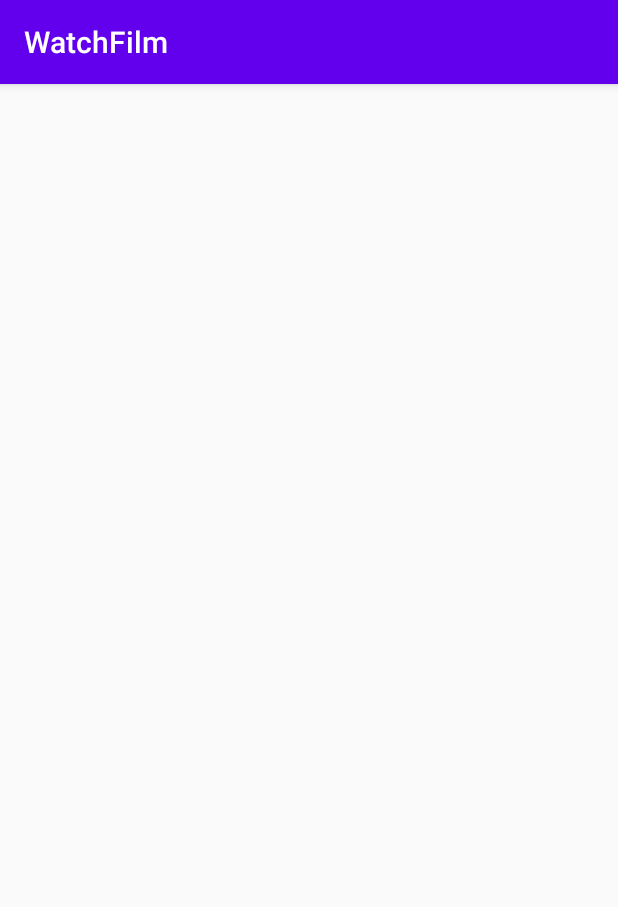
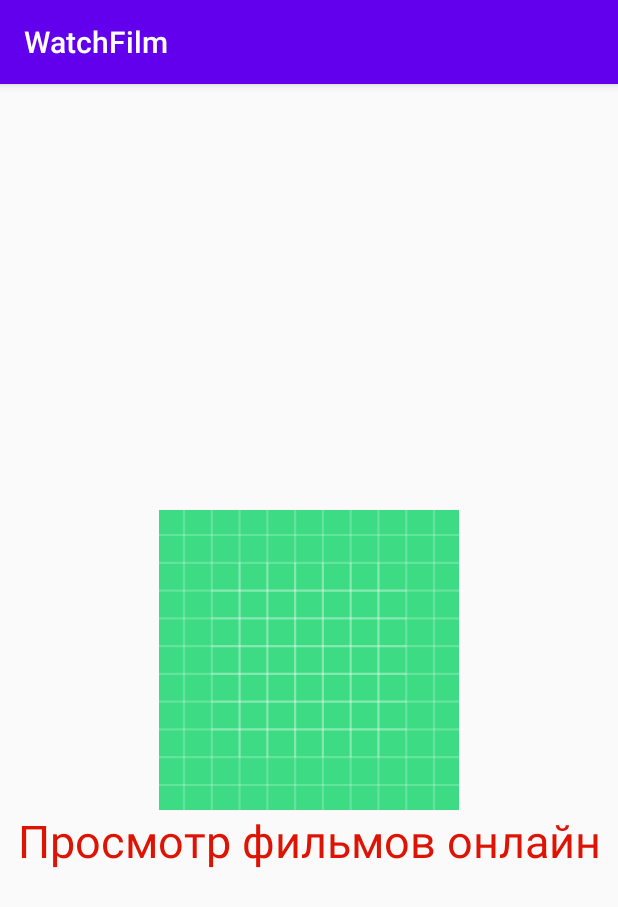
Before and after one commit to FestiveTyoma/TestAppSelect, an Android app: the SplashActivity screen opened directly, with no data from a screen before it, on a phone screen of 412 x 824 dp. Shown: the top 907 px of the screen. Run offline under Robolectric (Android 15) with nearby library versions, the phone set to English and light mode, and no system bars.

Commit message:
Fill SplashLayout

```diff
--- a/app/src/main/res/layout/activity_splash.xml
+++ b/app/src/main/res/layout/activity_splash.xml
@@ -6,5 +6,23 @@
         android:layout_width="match_parent"
         android:layout_height="match_parent"
         tools:context=".SplashActivity">
+    <ImageView android:layout_width="200dp"
+               android:layout_height="200dp"
+               android:background="@drawable/ic_launcher_background"
+               app:layout_constraintEnd_toEndOf="parent"
+               app:layout_constraintStart_toStartOf="parent"
+               app:layout_constraintTop_toTopOf="parent"
+               app:layout_constraintBottom_toBottomOf="parent" android:id="@+id/imageView"/>
+    <TextView android:layout_width="wrap_content" android:layout_height="wrap_content"
+              android:gravity="center_horizontal"
+              android:text="@string/tv_text_main"
+              android:textColor="@color/splash_text_color"
+              android:textSize="30sp"
+
+              app:layout_constraintStart_toStartOf="parent"
+              app:layout_constraintEnd_toEndOf="parent"
+              app:layout_constraintBottom_toBottomOf="parent"
+              app:layout_constraintTop_toBottomOf="@+id/imageView"
+    app:layout_constraintVertical_bias="0"/>
 
 </android.support.constraint.ConstraintLayout>
--- a/app/src/main/res/values/colors.xml
+++ b/app/src/main/res/values/colors.xml
@@ -7,4 +7,5 @@
     <color name="teal_700">#FF018786</color>
     <color name="black">#FF000000</color>
     <color name="white">#FFFFFFFF</color>
+    <color name="splash_text_color">#DD1304</color>
 </resources>
--- a/app/src/main/res/values/strings.xml
+++ b/app/src/main/res/values/strings.xml
@@ -1,3 +1,4 @@
 <resources>
     <string name="app_name">WatchFilm</string>
+    <string name="tv_text_main">Просмотр фильмов онлайн</string>
 </resources>
```
